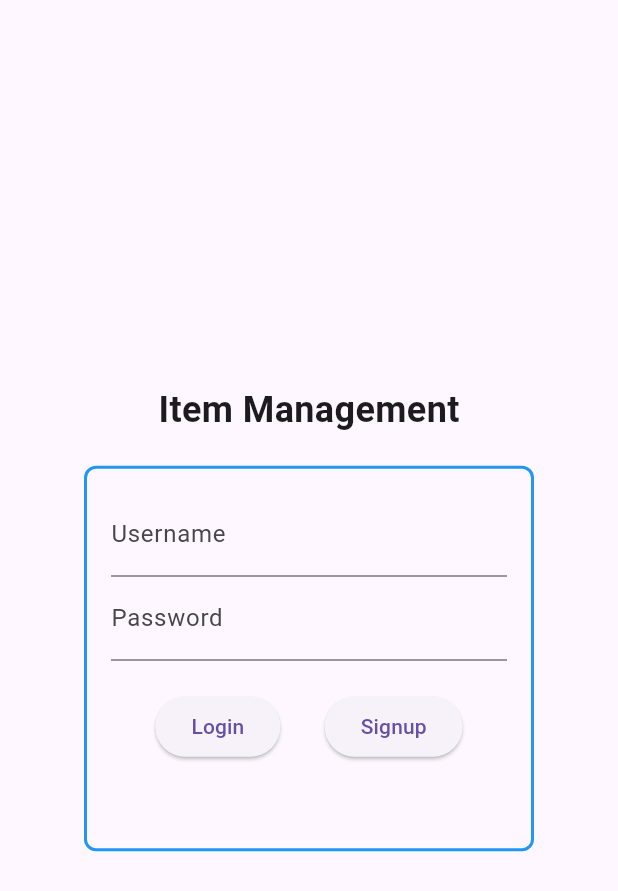
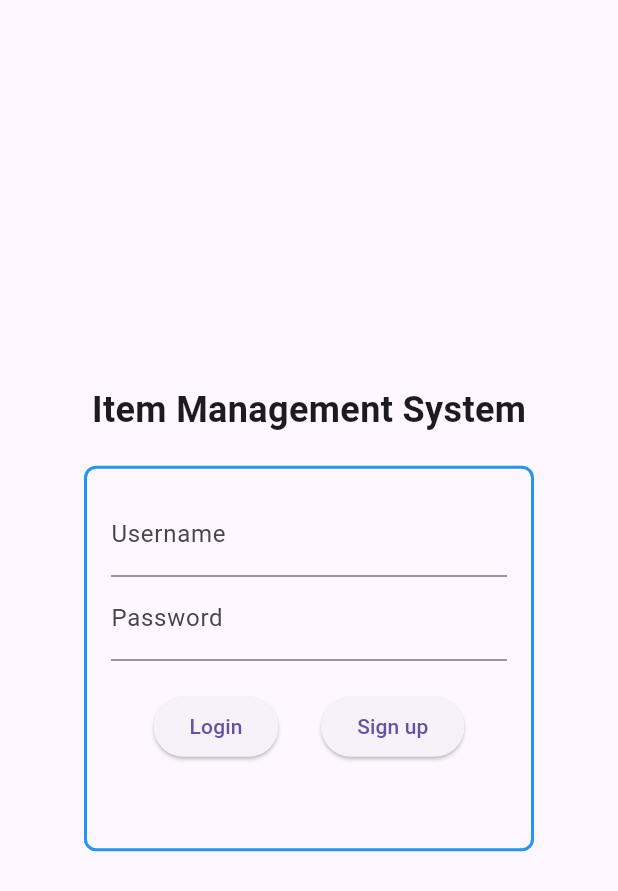
Before and after one commit to ozgurbasik/MyFirst-REST-API, a Flutter app: the screen it shows after launch, on a phone screen of 412 x 824 dp. Shown: the top 891 px of the screen. Run offline on Flutter 3.47's test engine with Material 3 defaults, Android fonts, the phone set to English and light mode, and no system bars.

Commit message:
Minor Changes to Ui

```diff
--- a/Project/lib/main.dart
+++ b/Project/lib/main.dart
@@ -96,7 +96,7 @@ class _HomePageState extends State<HomePage> {
           mainAxisAlignment: MainAxisAlignment.center, // Center the column
           children: <Widget>[
             Text(
-              'Item Management', // Title text
+              'Item Management System', // Title text
               style: TextStyle(
                   fontSize: 24,
                   fontWeight: FontWeight.bold), // Style for the title
@@ -129,7 +129,8 @@ class _HomePageState extends State<HomePage> {
                     mainAxisAlignment: MainAxisAlignment.spaceEvenly,
                     children: <Widget>[
                       ElevatedButton(onPressed: _login, child: Text('Login')),
-                      ElevatedButton(onPressed: _signup, child: Text('Signup')),
+                      ElevatedButton(
+                          onPressed: _signup, child: Text('Sign up')),
                     ],
                   ),
                   SizedBox(height: 20),
```
Also changed, not shown: 1 other file.
